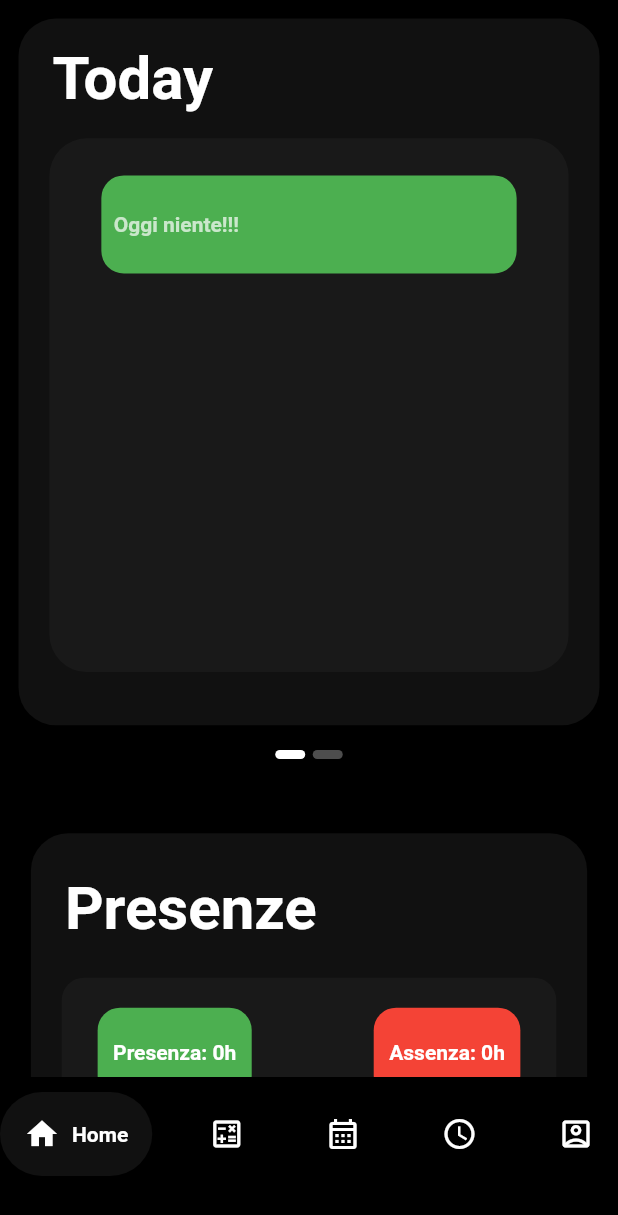
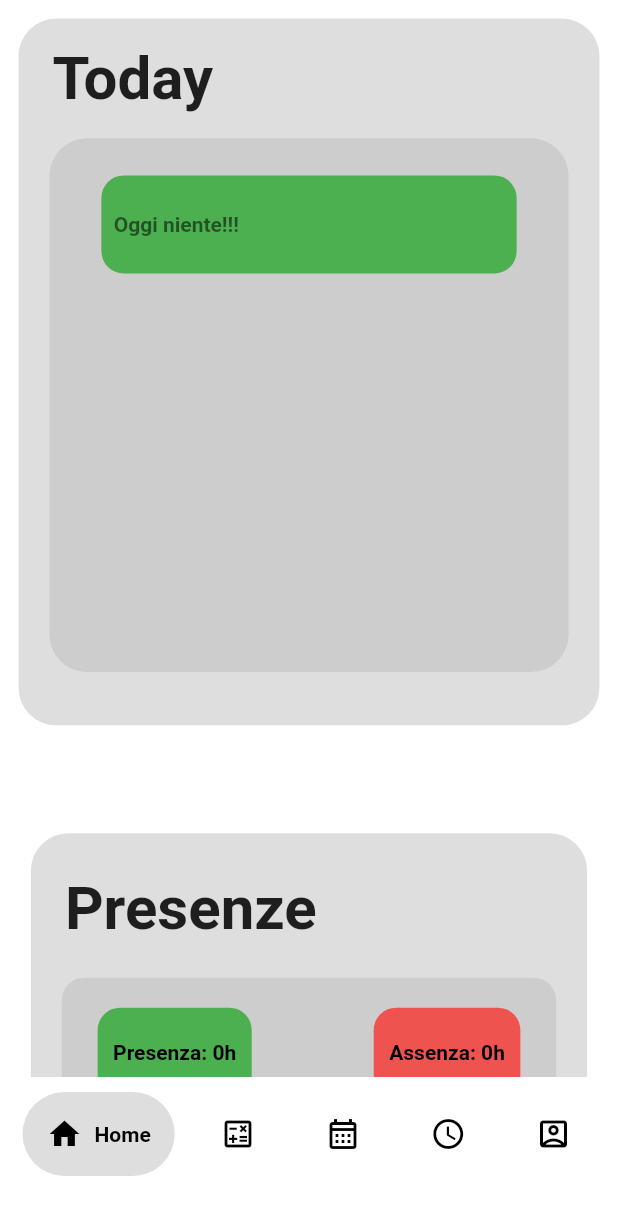
Before and after one commit to lorenzo-vecchio/app_registro_itsar, a Flutter app: the HomePage screen opened directly, on a phone screen of 412 x 824 dp. Shown: the top 1215 px of the screen. Run offline on Flutter 3.47's test engine with Material 2 defaults, Android fonts, the phone set to English and light mode, and no system bars; drawn by our look-alikes of carousel_indicator, carousel_slider, google_nav_bar; our stand-ins replace connectivity_plus, flutter_native_splash, flutter_secure_storage; missing offline and left inert: circular_seek_bar, flutter_neat_and_clean_calendar; accounts and stored records are empty; Roboto replaces fonts that are missing (Montserrat).

Commit message:
light mode

```diff
--- a/lib/homepage.dart
+++ b/lib/homepage.dart
@@ -26,18 +26,27 @@ class _HomePageState extends State<HomePage> {
 
   @override
   Widget build(BuildContext context) {
+    // gets if it's in dark mode or not
+    final brightness = MediaQuery.of(context).platformBrightness;
+    final isDarkMode = brightness == Brightness.dark;
+
     return Scaffold(
       body: AnnotatedRegion<SystemUiOverlayStyle>(
-          value: SystemUiOverlayStyle.light, child: _pages[_selectedIndex]),
+          value: isDarkMode
+              ? SystemUiOverlayStyle.light
+              : SystemUiOverlayStyle.dark,
+          child: _pages[_selectedIndex]),
       bottomNavigationBar: Container(
-        color: Colors.black,
+        color: isDarkMode ? Colors.black : Colors.white,
         child: Padding(
-          padding: const EdgeInsets.fromLTRB(0, 10, 0, 40),
+          padding: const EdgeInsets.fromLTRB(15, 10, 15, 40),
           child: GNav(
-            backgroundColor: Colors.black,
-            color: Colors.white,
-            activeColor: Colors.white,
-            tabBackgroundColor: Colors.grey.shade900.withOpacity(0.50),
+            backgroundColor: isDarkMode ? Colors.black : Colors.white,
+            color: isDarkMode ? Colors.white : Colors.black,
+            activeColor: isDarkMode ? Colors.white : Colors.black,
+            tabBackgroundColor: isDarkMode
+                ? Colors.grey.shade900.withOpacity(0.50)
+                : Colors.grey.shade400.withOpacity(0.50),
             padding: const EdgeInsets.fromLTRB(16, 16, 16, 16),
             gap: 8,
             tabs: const [
--- a/lib/pages/home.dart
+++ b/lib/pages/home.dart
@@ -53,9 +53,13 @@ class _HomeState extends State<Home> {
 
   @override
   Widget build(BuildContext context) {
+    // gets if it's in dark mode or not
+    final brightness = MediaQuery.of(context).platformBrightness;
+    final isDarkMode = brightness == Brightness.dark;
+
     MediaQueryData _mediaQueryData = MediaQuery.of(context);
     return Scaffold(
-      backgroundColor: Colors.black,
+      backgroundColor: isDarkMode ? Colors.black : Colors.white,
       body: GestureDetector(
         onTap: () => {debugPrint("pollo")},
         child: ListView(
@@ -111,7 +115,9 @@ class _HomeState extends State<Home> {
                       child: Container(
                           decoration: BoxDecoration(
                             borderRadius: BorderRadius.circular(25),
-                            color: Colors.grey.shade900.withOpacity(0.50),
+                            color: isDarkMode
+                                ? Colors.grey.shade900.withOpacity(0.50)
+                                : Colors.grey.shade400.withOpacity(0.50),
                           ),
                           child: () {
                             if (i.isEmpty) {
@@ -127,7 +133,9 @@ class _HomeState extends State<Home> {
                                     child: Container(
                                       decoration: BoxDecoration(
                                         borderRadius: BorderRadius.circular(15),
-                                        color: Colors.green,
+                                        color: isDarkMode
+                                            ? Colors.green
+                                            : Colors.green.shade500,
                                       ),
                                       padding: EdgeInsets.fromLTRB(
                                           0,
@@ -176,8 +184,12 @@ class _HomeState extends State<Home> {
                                                     .toString()
                                                     .substring(11) ==
                                                 '09:00:00.000'
-                                            ? Colors.red
-                                            : Colors.indigo,
+                                            ? isDarkMode
+                                                ? Colors.red
+                                                : Colors.red.shade400
+                                            : isDarkMode
+                                                ? Colors.indigo
+                                                : Colors.indigo.shade300,
                                       ),
                                       padding: EdgeInsets.fromLTRB(
                                           0,
@@ -270,7 +282,9 @@ class _HomeState extends State<Home> {
                         horizontal: _mediaQueryData.size.width * 0.058), //28
                     decoration: BoxDecoration(
                       borderRadius: BorderRadius.circular(15),
-                      color: Colors.grey.shade900.withOpacity(0.50),
+                      color: isDarkMode
+                          ? Colors.grey.shade900.withOpacity(0.50)
+                          : Colors.grey.shade400.withOpacity(0.50),
                     ),
                     child: Row(
                       mainAxisAlignment: MainAxisAlignment.spaceBetween,
@@ -278,7 +292,9 @@ class _HomeState extends State<Home> {
                         Container(
                           decoration: BoxDecoration(
                             borderRadius: BorderRadius.circular(15),
-                            color: Colors.green,
+                            color: isDarkMode
+                                ? Colors.green
+                                : Colors.green.shade500,
                           ),
                           height: 60,
                           alignment: Alignment.center,
@@ -286,8 +302,8 @@ class _HomeState extends State<Home> {
                               _mediaQueryData.size.width * 0.025),
                           child: Text(
                             'Presenza: ${sommaPresenze}h',
-                            style: const TextStyle(
-                                color: Colors.white,
+                            style: TextStyle(
+                                color: isDarkMode ? Colors.white : Colors.black,
                                 fontWeight: FontWeight.bold),
                           ),
                         ),
@@ -296,14 +312,15 @@ class _HomeState extends State<Home> {
                           alignment: Alignment.center,
                           decoration: BoxDecoration(
                             borderRadius: BorderRadius.circular(15),
-                            color: Colors.red,
+                            color:
+                                isDarkMode ? Colors.red : Colors.red.shade400,
                           ),
                           padding: EdgeInsets.all(
                               _mediaQueryData.size.width * 0.025),
                           child: Text(
                             'Assenza: ${sommaAssenze}h',
-                            style: const TextStyle(
-                                color: Colors.white,
+                            style: TextStyle(
+                                color: isDarkMode ? Colors.white : Colors.black,
                                 fontWeight: FontWeight.bold),
                           ),
                         ),
```
Also changed, not shown: lib/main.dart (+12 -5 lines), lib/pages/calendario.dart (+11 -6 lines), lib/pages/presenze.dart (+24 -17 lines), lib/pages/voti.dart (+7 -4 lines).
